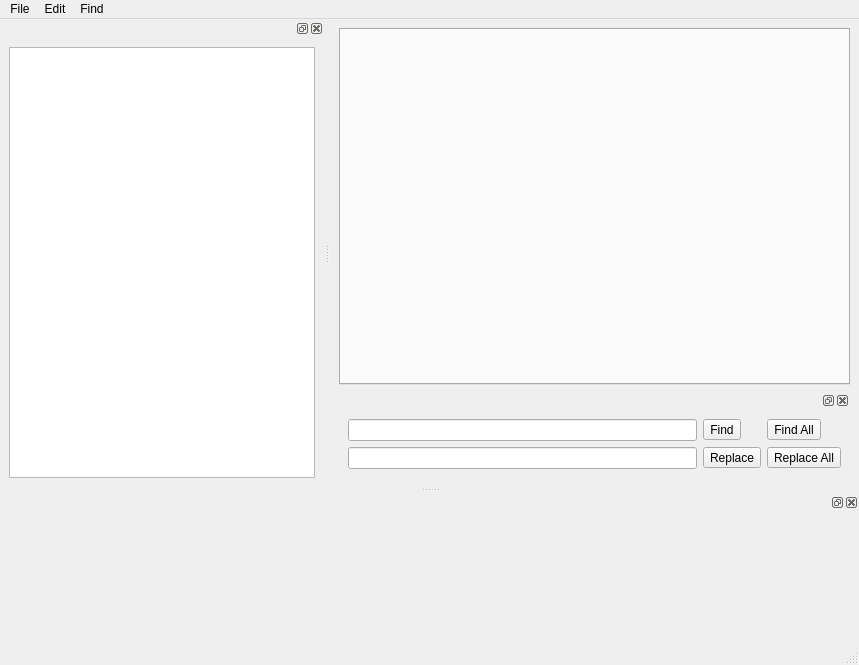
Above: launchApplication.ui from hariharan849/PyChanter before the change. Below: the same form after it.
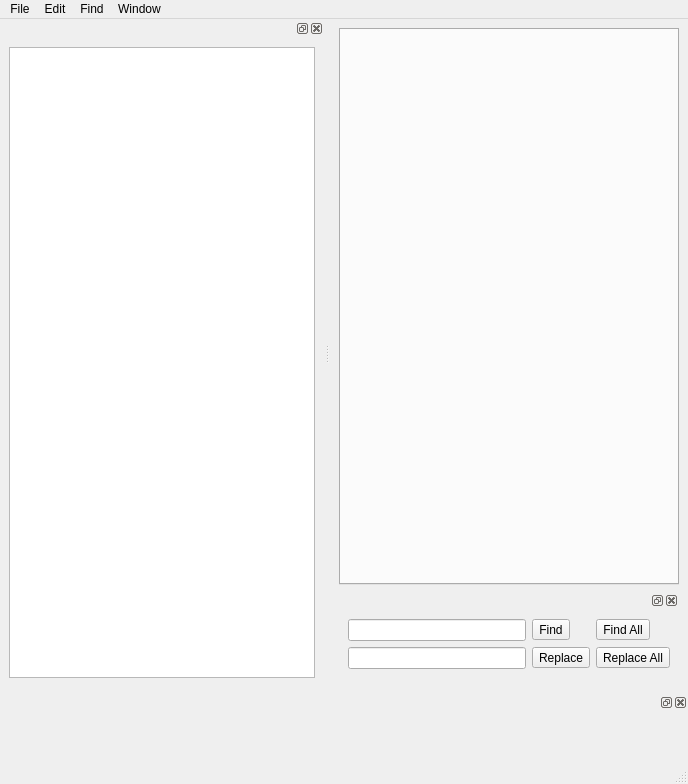
That is the form after the change. Custom widgets are drawn as their Qt base class.

Patch:
```diff
--- a/launchApplication.ui
+++ b/launchApplication.ui
@@ -6,15 +6,15 @@
    <rect>
     <x>0</x>
     <y>0</y>
-    <width>859</width>
-    <height>665</height>
+    <width>688</width>
+    <height>784</height>
    </rect>
   </property>
   <property name="windowTitle">
    <string>MainWindow</string>
   </property>
   <widget class="QWidget" name="centralwidget">
-   <layout class="QGridLayout" name="gridLayout_3">
+   <layout class="QGridLayout" name="gridLayout">
     <item row="0" column="0">
      <widget class="CustomTab" name="tabWidget">
       <property name="tabsClosable">
@@ -34,7 +34,7 @@
        <set>Qt::BottomDockWidgetArea</set>
       </property>
       <widget class="QWidget" name="dockWidgetContents_3">
-       <layout class="QGridLayout" name="gridLayout_2">
+       <layout class="QGridLayout" name="gridLayout_3">
         <item row="0" column="0">
          <widget class="QLineEdit" name="findValue"/>
         </item>
@@ -80,7 +80,7 @@
     <rect>
      <x>0</x>
      <y>0</y>
-     <width>859</width>
+     <width>688</width>
      <height>31</height>
     </rect>
    </property>
@@ -127,23 +127,30 @@
      <string>Find</string>
     </property>
     <addaction name="actionFind"/>
-    <addaction name="actionFind_All_Ctrl_Shift_F"/>
-    <addaction name="actionReplace_Ctrl_R"/>
-    <addaction name="actionReplace_All_Ctrl_Shift_R"/>
-    <addaction name="actionGoto_Line_Ctrl_G"/>
-    <addaction name="actionHighlight_Ctrl_M"/>
-    <addaction name="actionUpperCase_Alt_U"/>
-    <addaction name="actionLowerCase_Alt_L"/>
-    <addaction name="actionCamelCase_Alt_C"/>
+    <addaction name="actionFindAll"/>
+    <addaction name="actionReplace"/>
+    <addaction name="actionReplaceAll"/>
+    <addaction name="actionGotoLine"/>
+    <addaction name="actionHighlight"/>
+    <addaction name="actionUpperCase"/>
+    <addaction name="actionLowerCase"/>
+    <addaction name="actionCamelCase"/>
+   </widget>
+   <widget class="QMenu" name="menuWindow">
+    <property name="title">
+     <string>Window</string>
+    </property>
+    <addaction name="actionPythonInterpreter"/>
    </widget>
    <addaction name="menuFile"/>
    <addaction name="menuEdit"/>
    <addaction name="menuFind"/>
+   <addaction name="menuWindow"/>
   </widget>
   <widget class="QStatusBar" name="statusbar"/>
   <widget class="QDockWidget" name="directoryTreeDockWidget">
    <property name="sizePolicy">
-    <sizepolicy hsizetype="MinimumExpanding" vsizetype="Preferred">
+    <sizepolicy hsizetype="Preferred" vsizetype="Expanding">
      <horstretch>0</horstretch>
      <verstretch>0</verstretch>
     </sizepolicy>
@@ -157,17 +164,17 @@
    <attribute name="dockWidgetArea">
     <number>1</number>
    </attribute>
-   <widget class="QWidget" name="dockWidgetContents">
-    <layout class="QGridLayout" name="gridLayout">
+   <widget class="QWidget" name="directoryDockWidgetContents">
+    <layout class="QGridLayout" name="gridLayout_2">
      <item row="0" column="0">
-      <widget class="DirectoryTree" name="treeView"/>
+      <widget class="DirectoryTree" name="directoryTreeView"/>
      </item>
     </layout>
    </widget>
   </widget>
   <widget class="QDockWidget" name="interpreterDockWidget">
    <property name="sizePolicy">
-    <sizepolicy hsizetype="Preferred" vsizetype="MinimumExpanding">
+    <sizepolicy hsizetype="Preferred" vsizetype="Fixed">
      <horstretch>0</horstretch>
      <verstretch>0</verstretch>
     </sizepolicy>
@@ -175,16 +182,35 @@
    <property name="minimumSize">
     <size>
      <width>105</width>
-     <height>150</height>
+     <height>69</height>
     </size>
    </property>
    <attribute name="dockWidgetArea">
     <number>8</number>
    </attribute>
-   <widget class="QWidget" name="dockWidgetContents_2">
+   <widget class="QWidget" name="interpreterDockWidgetContents">
+    <property name="sizePolicy">
+     <sizepolicy hsizetype="Preferred" vsizetype="Fixed">
+      <horstretch>0</horstretch>
+      <verstretch>0</verstretch>
+     </sizepolicy>
+    </property>
     <layout class="QGridLayout" name="gridLayout_4">
      <item row="0" column="0">
-      <widget class="EmbedIPython" name="interpreterWidget" native="true"/>
+      <widget class="EmbedIPython" name="interpreterWidget" native="true">
+       <property name="sizePolicy">
+        <sizepolicy hsizetype="Preferred" vsizetype="Fixed">
+         <horstretch>0</horstretch>
+         <verstretch>0</verstretch>
+        </sizepolicy>
+       </property>
+       <property name="minimumSize">
+        <size>
+         <width>0</width>
+         <height>0</height>
+        </size>
+       </property>
+      </widget>
      </item>
     </layout>
    </widget>
```
Left out of the diff: 156 changed lines with no effect on the pictures.
